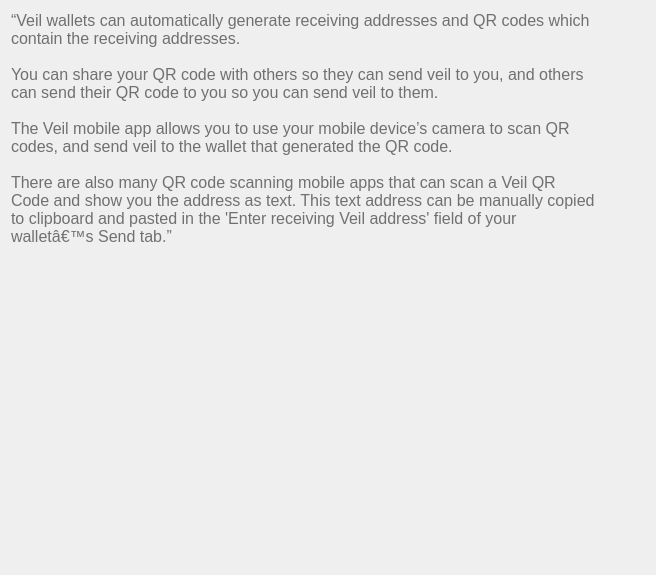
Veil-Project/veil, file src/qt/veil/forms/settingsfaq07.ui: the form before one commit.
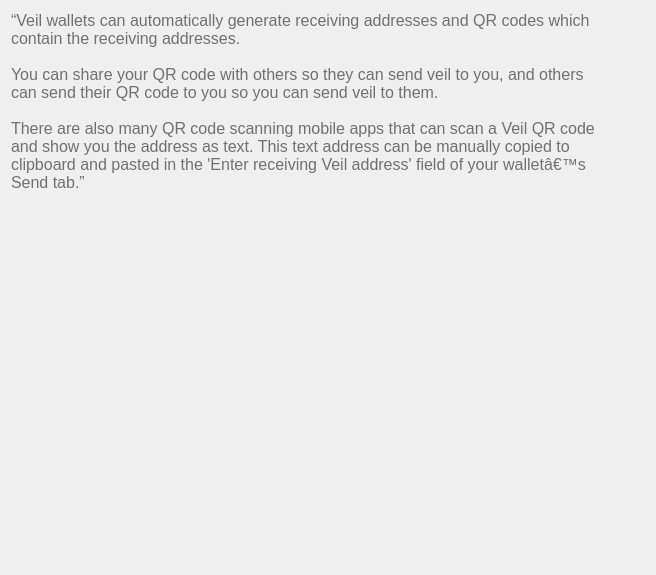
The form after the commit.

Diff of the .ui file:
```diff
--- a/src/qt/veil/forms/settingsfaq07.ui
+++ b/src/qt/veil/forms/settingsfaq07.ui
@@ -37,9 +37,7 @@
 
 You can share your QR code with others so they can send veil to you, and others can send their QR code to you so you can send veil to them.
 
-The Veil mobile app allows you to use your mobile device’s camera to scan QR codes, and send veil to the wallet that generated the QR code.
-
-There are also many QR code scanning mobile apps that can scan a Veil QR Code and show you the address as text. This text address can be manually copied to clipboard and pasted in the 'Enter receiving Veil address' field of your walletâ€™s Send tab.”					</string>
+There are also many QR code scanning mobile apps that can scan a Veil QR code and show you the address as text. This text address can be manually copied to clipboard and pasted in the 'Enter receiving Veil address' field of your walletâ€™s Send tab.”					</string>
      </property>
      <property name="alignment">
       <set>Qt::AlignLeading|Qt::AlignLeft|Qt::AlignTop</set>
```
